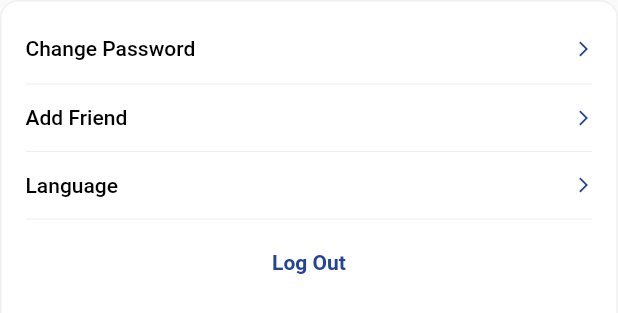
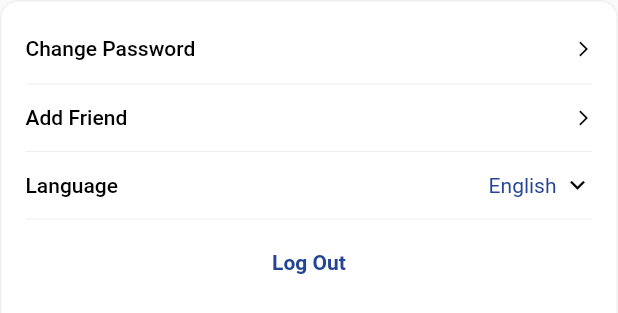
Before and after one commit to vitcon-lonton/tran, a Flutter app: the UserSettings widget shown alone on an empty page, opened directly, on a phone screen of 412 x 824 dp. Shown: the top 313 px of the screen. Run offline on Flutter 3.47's test engine with Material 2 defaults, Android fonts, the phone set to English and light mode, and no system bars; our stand-ins replace charts_flutter, dartz, dio, dotted_border, flutter_bloc, flutter_secure_storage and 5 more; missing offline and left inert: postman_dio, smart_select; accounts and stored records are empty; generated files the repository leaves out were written again; statements that could not run were skipped.

Commit message:
Update follow

```diff
--- a/lib/presentation/feature/flash/flash.dart
+++ b/lib/presentation/feature/flash/flash.dart
@@ -11,8 +11,12 @@ class _FlashPageState extends State<FlashPage> {
   @override
   void initState() {
     super.initState();
+    // Future.delayed(Duration(seconds: 1)).then(
+    //     (value) => Navigator.of(context).pushReplacementNamed(Routes.onboard));
     Future.delayed(Duration(seconds: 1)).then(
-        (value) => Navigator.of(context).pushReplacementNamed(Routes.onboard));
+      (value) => Navigator.of(context)
+          .pushNamedAndRemoveUntil(Routes.onboard, (route) => false),
+    );
   }
 
   @override
--- a/lib/presentation/feature/settings/widgets.dart
+++ b/lib/presentation/feature/settings/widgets.dart
@@ -29,7 +29,24 @@ class UserSettings extends StatelessWidget {
             onPressed: () => nav.pushNamed(Routes.addFriendForm),
           ),
           const Divider(height: 0, indent: kSpaceM, endIndent: kSpaceM),
-          OptionTile('Language'),
+          OptionTile(
+            'Language',
+            trailing: Row(
+              mainAxisSize: MainAxisSize.min,
+              children: [
+                Text('English',
+                    style: kCaption2.copyWith(
+                        fontSize: 14,
+                        color: primaryColor,
+                        fontWeight: FontWeight.w400)),
+                kHSpaceXXS,
+                const Icon(
+                  Icons.keyboard_arrow_down_sharp,
+                  size: 20,
+                )
+              ],
+            ),
+          ),
           const Divider(height: 0, indent: kSpaceM, endIndent: kSpaceM),
           Container(
             height: 58,
--- a/lib/presentation/theme/options.dart
+++ b/lib/presentation/theme/options.dart
@@ -3,6 +3,7 @@ part of 'theme.dart';
 class OptionTile extends StatelessWidget {
   final String text;
   final double? height;
+  final Widget? trailing;
   final EdgeInsets? padding;
   final BorderRadius? radius;
   final VoidCallback? onPressed;
@@ -14,6 +15,7 @@ class OptionTile extends StatelessWidget {
     this.radius,
     this.padding,
     this.onPressed,
+    this.trailing,
   }) : super(key: key);
 
   @override
@@ -27,7 +29,10 @@ class OptionTile extends StatelessWidget {
             kHSpaceM,
             Text(text, style: kBodyMedium.copyWith(fontSize: 14)),
             const Spacer(),
-            const Icon(Icons.arrow_forward_ios_outlined, size: 12),
+            IconTheme(
+              data: IconThemeData(size: 12),
+              child: trailing ?? const Icon(Icons.arrow_forward_ios_outlined),
+            ),
             kHSpaceM,
           ],
         ),
--- a/lib/routes.dart
+++ b/lib/routes.dart
@@ -1,11 +1,9 @@
-// ignore_for_file: unused_import
-
 import 'package:flutter/material.dart';
-import 'package:tranme/presentation/feature/home/home.dart';
 
 import 'presentation/feature/activity/activity.dart';
 import 'presentation/feature/events/events.dart';
 import 'presentation/feature/flash/flash.dart';
+import 'presentation/feature/home/home.dart';
 import 'presentation/feature/news/news.dart';
 import 'presentation/feature/notification/notification.dart';
 import 'presentation/feature/onboard/onboard.dart';
```
